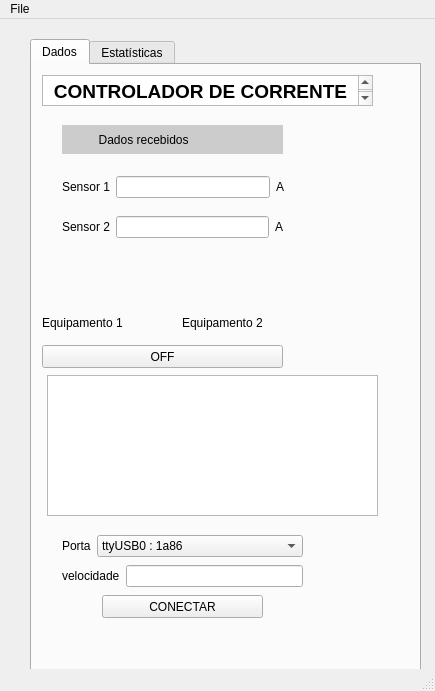
This is QT/mainwindow.ui in francinildo1990/final as Qt 5 draws it before an edit. The edited form follows.
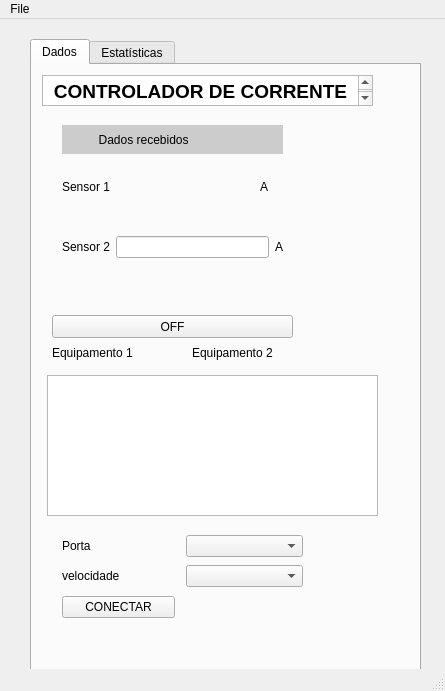
This is the edited form. Icons and pictures are not drawn.

```diff
--- a/QT/mainwindow.ui
+++ b/QT/mainwindow.ui
@@ -6,7 +6,7 @@
    <rect>
     <x>0</x>
     <y>0</y>
-    <width>435</width>
+    <width>445</width>
     <height>691</height>
    </rect>
   </property>
@@ -70,8 +70,8 @@
      <widget class="QPushButton" name="ButtonOnOff_1">
       <property name="geometry">
        <rect>
-        <x>10</x>
-        <y>280</y>
+        <x>20</x>
+        <y>250</y>
         <width>241</width>
         <height>23</height>
        </rect>
@@ -121,8 +121,8 @@
      <widget class="QLabel" name="label_7">
       <property name="geometry">
        <rect>
-        <x>10</x>
-        <y>250</y>
+        <x>20</x>
+        <y>280</y>
         <width>101</width>
         <height>16</height>
        </rect>
@@ -137,8 +137,8 @@
      <widget class="QLabel" name="label_8">
       <property name="geometry">
        <rect>
-        <x>150</x>
-        <y>250</y>
+        <x>160</x>
+        <y>280</y>
         <width>101</width>
         <height>16</height>
        </rect>
@@ -256,7 +256,7 @@
        <rect>
         <x>30</x>
         <y>110</y>
-        <width>222</width>
+        <width>291</width>
         <height>24</height>
        </rect>
       </property>
@@ -273,11 +273,15 @@
            </property>
           </widget>
          </item>
-         <item>
-          <widget class="QLineEdit" name="LabelCorrente1"/>
-         </item>
         </layout>
        </item>
+       <item>
+        <widget class="QLabel" name="sensor">
+         <property name="text">
+          <string/>
+         </property>
+        </widget>
+       </item>
        <item>
         <widget class="QLabel" name="label_2">
          <property name="styleSheet">
@@ -294,7 +298,7 @@
       <property name="geometry">
        <rect>
         <x>30</x>
-        <y>150</y>
+        <y>170</y>
         <width>221</width>
         <height>24</height>
        </rect>
@@ -342,33 +346,7 @@
        <string/>
       </property>
      </widget>
-     <widget class="QPushButton" name="CONECTAR">
-      <property name="geometry">
-       <rect>
-        <x>70</x>
-        <y>530</y>
-        <width>161</width>
-        <height>23</height>
-       </rect>
-      </property>
-      <property name="text">
-       <string>CONECTAR</string>
-      </property>
-     </widget>
-     <widget class="QLabel" name="status">
-      <property name="geometry">
-       <rect>
-        <x>490</x>
-        <y>450</y>
-        <width>111</width>
-        <height>20</height>
-       </rect>
-      </property>
-      <property name="text">
-       <string/>
-      </property>
-     </widget>
-     <widget class="QWidget" name="">
+     <widget class="QWidget" name="layoutWidget">
       <property name="geometry">
        <rect>
         <x>30</x>
@@ -389,22 +367,11 @@
         </widget>
        </item>
        <item>
-        <widget class="QComboBox" name="comboBox">
-         <item>
-          <property name="text">
-           <string>ttyUSB0 : 1a86</string>
-          </property>
-         </item>
-         <item>
-          <property name="text">
-           <string>ttyACM0 : Arduino www.arduino.cc</string>
-          </property>
-         </item>
-        </widget>
+        <widget class="QComboBox" name="comboBox"/>
        </item>
       </layout>
      </widget>
-     <widget class="QWidget" name="">
+     <widget class="QWidget" name="layoutWidget">
       <property name="geometry">
        <rect>
         <x>30</x>
@@ -425,7 +392,33 @@
         </widget>
        </item>
        <item>
-        <widget class="QLineEdit" name="lineEdit"/>
+        <widget class="QComboBox" name="comboBox_2"/>
+       </item>
+      </layout>
+     </widget>
+     <widget class="QWidget" name="">
+      <property name="geometry">
+       <rect>
+        <x>30</x>
+        <y>530</y>
+        <width>231</width>
+        <height>25</height>
+       </rect>
+      </property>
+      <layout class="QHBoxLayout" name="horizontalLayout_7">
+       <item>
+        <widget class="QPushButton" name="CONECTAR">
+         <property name="text">
+          <string>CONECTAR</string>
+         </property>
+        </widget>
+       </item>
+       <item>
+        <widget class="QLabel" name="status">
+         <property name="text">
+          <string/>
+         </property>
+        </widget>
        </item>
       </layout>
      </widget>
@@ -495,7 +488,7 @@
     <rect>
      <x>0</x>
      <y>0</y>
-     <width>435</width>
+     <width>445</width>
      <height>21</height>
     </rect>
    </property>
```
